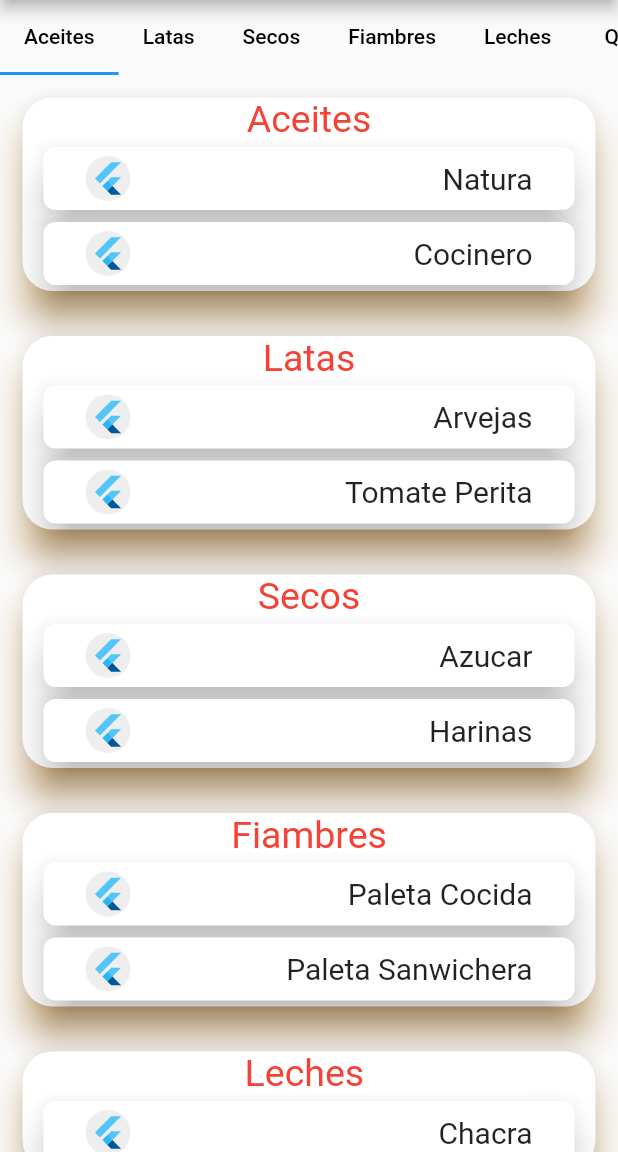
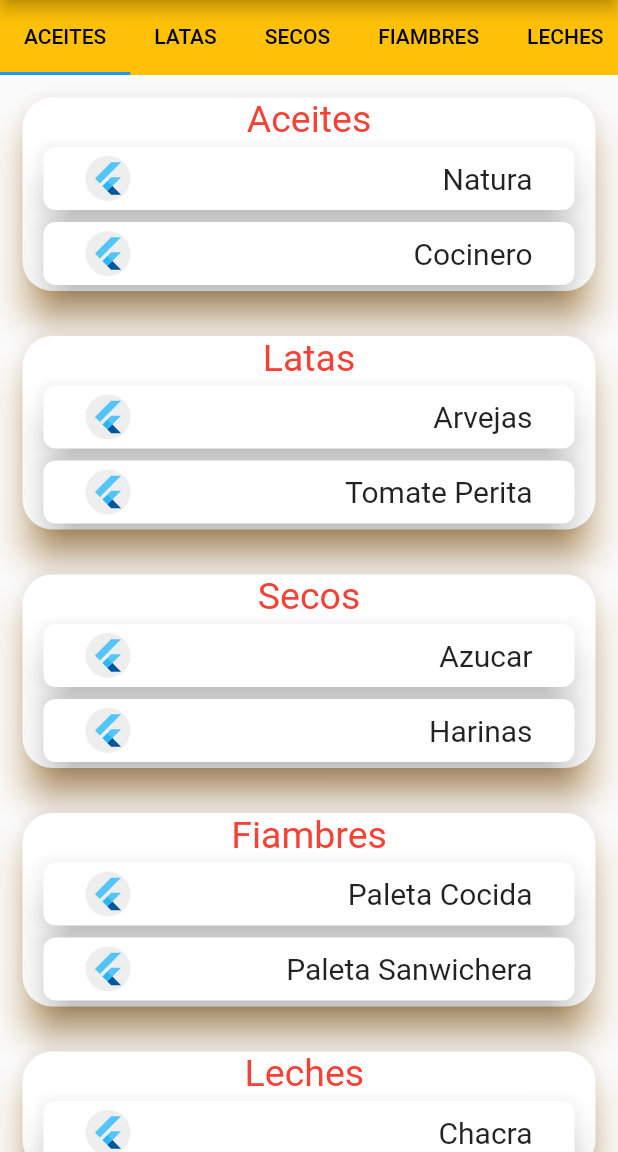
Before and after one commit to franciscoestebanfigueroa/stock, a Flutter app: the screen it shows after launch, on a phone screen of 412 x 824 dp, the part 84-1236 px from its top. Run offline on Flutter 3.47's test engine with Material 2 defaults, Android fonts, the phone set to English and light mode, and no system bars; our stand-ins replace bloc, flutter_bloc.

Commit message:
ordenamos un poco

```diff
--- /dev/null
+++ b/lib/Widget/wcardproductos.dart
@@ -0,0 +1,62 @@
+import 'package:flutter/material.dart';
+import 'package:stock/bloc/block_bloc.dart';
+
+class WProductos extends StatelessWidget {
+  final index;
+  final BlockState state;
+  const WProductos({
+    Key? key,
+    this.index,
+    required this.state,
+  }) : super(key: key);
+
+  @override
+  Widget build(BuildContext context) {
+    return Card(
+      shape: RoundedRectangleBorder(borderRadius: BorderRadius.circular(20)),
+      margin: EdgeInsets.all(15),
+      elevation: 10,
+      shadowColor: Colors.orange,
+      child: Column(
+        children: [
+          Text(
+            '${state.datos[index].categoria}',
+            style: TextStyle(color: Colors.red, fontSize: 25),
+          ),
+          Column(
+            children: List.generate(
+                state.datos[index].listadoproductos.length,
+                (x) => Container(
+                      padding: EdgeInsets.symmetric(horizontal: 10),
+                      height: 50,
+                      width: double.infinity,
+                      child: Card(
+                        shape: RoundedRectangleBorder(
+                            borderRadius: BorderRadius.circular(8)),
+                        elevation: 11,
+                        color: Colors.white,
+                        child: Padding(
+                          padding: const EdgeInsets.symmetric(horizontal: 28),
+                          child: Row(
+                            children: [
+                              CircleAvatar(
+                                foregroundColor: Colors.amber,
+                                backgroundColor: Colors.grey[200],
+                                child: FlutterLogo(),
+                                maxRadius: 15,
+                              ),
+                              Spacer(),
+                              Text(
+                                  '${state.datos[index].listadoproductos[x].nombre}',
+                                  style: TextStyle(fontSize: 20)),
+                            ],
+                          ),
+                        ),
+                      ),
+                    )),
+          )
+        ],
+      ),
+    );
+  }
+}
--- /dev/null
+++ b/lib/Widget/wtabs.dart
@@ -0,0 +1,48 @@
+import 'package:flutter/material.dart';
+import 'package:stock/bloc/block_bloc.dart';
+
+class WTabs extends StatefulWidget {
+  WTabs({
+    required this.state,
+  });
+
+  final BlockState state;
+
+  @override
+  _WTabsState createState() => _WTabsState();
+}
+
+class _WTabsState extends State<WTabs> with SingleTickerProviderStateMixin {
+  late TabController tabController;
+  @override
+  void initState() {
+    tabController =
+        TabController(length: widget.state.datos.length, vsync: this);
+    super.initState();
+  }
+
+  @override
+  Widget build(BuildContext context) {
+    List<Tab> ltabs = widget.state.datos
+        .map((e) => Tab(
+              child: Text(
+                '${e.categoria}'.toUpperCase(),
+                style: TextStyle(color: Colors.black),
+              ),
+            ))
+        .toList();
+
+    return Container(
+      color: Colors.amber,
+      child: TabBar(
+        onTap: (index) {
+          print(index);
+        },
+        isScrollable: true,
+        tabs: ltabs,
+        controller: tabController,
+      ),
+      height: 50,
+    );
+  }
+}
--- a/lib/bloc/block_bloc.dart
+++ b/lib/bloc/block_bloc.dart
@@ -1,13 +1,15 @@
 import 'package:bloc/bloc.dart';
 import 'package:meta/meta.dart';
+import 'package:stock/datos.dart';
+import 'package:stock/model.dart';
 
 part 'block_event.dart';
 part 'block_state.dart';
 
 class BlockBloc extends Bloc<BlockEvent, BlockState> {
-  BlockBloc() : super(BlockInitial('hola mundo')) {
+  BlockBloc() : super(BlockInitial()) {
     on<BlockEvent>((event, emit) {
-      BlockInitial('Pancho');
+      BlockInitial();
     });
   }
 }
--- a/lib/bloc/block_state.dart
+++ b/lib/bloc/block_state.dart
@@ -2,13 +2,14 @@ part of 'block_bloc.dart';
 
 @immutable
 abstract class BlockState {
-  final nombre;
+  final double alturaproductos = 40;
+  final double alturacategorias = 150;
+  final double alturatab = 50;
+  final List<Categorias> datos;
 
-  BlockState(this.nombre);
+  BlockState(this.datos);
 }
 
 class BlockInitial extends BlockState {
-  final String nombre;
-
-  BlockInitial(this.nombre) : super(nombre);
+  BlockInitial() : super(lista);
 }
--- a/lib/main.dart
+++ b/lib/main.dart
@@ -1,9 +1,10 @@
 import 'package:flutter/material.dart';
 import 'package:flutter_bloc/flutter_bloc.dart';
+import 'package:stock/Widget/wcardproductos.dart';
+import 'package:stock/Widget/wtabs.dart';
 
 import 'bloc/block_bloc.dart';
 import 'datos.dart';
-import 'model.dart';
 
 void main() => runApp(MyAppBloc());
 
@@ -19,30 +20,9 @@ class MyAppBloc extends StatelessWidget {
   }
 }
 
-class MyApp extends StatefulWidget {
-  @override
-  State<MyApp> createState() => _MyAppState();
-}
-
-class _MyAppState extends State<MyApp> with SingleTickerProviderStateMixin {
-  late TabController tabController;
-  @override
-  void initState() {
-    tabController = TabController(vsync: this, length: lista.length);
-    super.initState();
-  }
-
+class MyApp extends StatelessWidget {
   @override
   Widget build(BuildContext context) {
-    List<Tab> ltab = lista
-        .map((e) => Tab(
-              child: Text(
-                '${e.categoria}',
-                style: TextStyle(color: Colors.black),
-              ),
-            ))
-        .toList();
-
     return MaterialApp(
       title: 'Nuevo Stock',
       home: SafeArea(
@@ -52,80 +32,18 @@ class _MyAppState extends State<MyApp> with SingleTickerProviderStateMixin {
             ),
             body: BlocBuilder<BlockBloc, BlockState>(
               builder: (context, state) {
-                print(state.nombre);
+                print(state.datos[0].categoria);
                 return Column(
                   children: [
-                    Container(
-                      child: TabBar(
-                        onTap: (index) {
-                          print(index);
-                        },
-                        isScrollable: true,
-                        tabs: ltab,
-                        controller: tabController,
-                      ),
-                      height: 50,
-                    ),
+                    WTabs(state: state),
                     Expanded(
                         child: Container(
                       child: ListView.builder(
                           itemCount: lista.length,
                           itemBuilder: (context, index) {
-                            return Card(
-                              shape: RoundedRectangleBorder(
-                                  borderRadius: BorderRadius.circular(20)),
-                              margin: EdgeInsets.all(15),
-                              elevation: 10,
-                              shadowColor: Colors.orange,
-                              child: Column(
-                                children: [
-                                  Text(
-                                    '${lista[index].categoria}',
-                                    style: TextStyle(
-                                        color: Colors.red, fontSize: 25),
-                                  ),
-                                  Column(
-                                    children: List.generate(
-                                        lista[index].listadoproductos.length,
-                                        (x) => Container(
-                                              padding: EdgeInsets.symmetric(
-                                                  horizontal: 10),
-                                              height: 50,
-                                              width: double.infinity,
-                                              child: Card(
-                                                shape: RoundedRectangleBorder(
-                                                    borderRadius:
-                                                        BorderRadius.circular(
-                                                            8)),
-                                                elevation: 11,
-                                                color: Colors.white,
-                                                child: Padding(
-                                                  padding: const EdgeInsets
-                                                          .symmetric(
-                                                      horizontal: 28),
-                                                  child: Row(
-                                                    children: [
-                                                      CircleAvatar(
-                                                        foregroundColor:
-                                                            Colors.amber,
-                                                        backgroundColor:
-                                                            Colors.grey[200],
-                                                        child: FlutterLogo(),
-                                                        maxRadius: 15,
-                                                      ),
-                                                      Spacer(),
-                                                      Text(
-                                                          '${lista[index].listadoproductos[x].nombre}',
-                                                          style: TextStyle(
-                                                              fontSize: 20)),
-                                                    ],
-                                                  ),
-                                                ),
-                                              ),
-                                            )),
-                                  )
-                                ],
-                              ),
+                            return WProductos(
+                              index: index,
+                              state: state,
                             );
                           }),
                     ))
@@ -137,25 +55,3 @@ class _MyAppState extends State<MyApp> with SingleTickerProviderStateMixin {
     );
   }
 }
-
-class CardTag extends StatelessWidget {
-  final Categorias e;
-  const CardTag({
-    required this.e,
-  });
-
-  @override
-  Widget build(BuildContext context) {
-    return Card(
-        elevation: 20,
-        margin: EdgeInsets.symmetric(vertical: 4, horizontal: 3),
-        child: Center(
-          child: Padding(
-            padding: const EdgeInsets.all(8.0),
-            child: Text(
-              '${e.categoria}',
-            ),
-          ),
-        ));
-  }
-}
--- a/lib/model.dart
+++ b/lib/model.dart
@@ -19,7 +19,13 @@ class Productos {
 
 class Categorias {
   final categoria;
+  final cantidadcategotia;
+  final cantidadproductos;
   final List<Productos> listadoproductos;
 
-  Categorias({required this.categoria, required this.listadoproductos});
+  Categorias(
+      {this.cantidadcategotia,
+      this.cantidadproductos,
+      required this.categoria,
+      required this.listadoproductos});
 }
```
Also changed, not shown: pubspec.lock.
